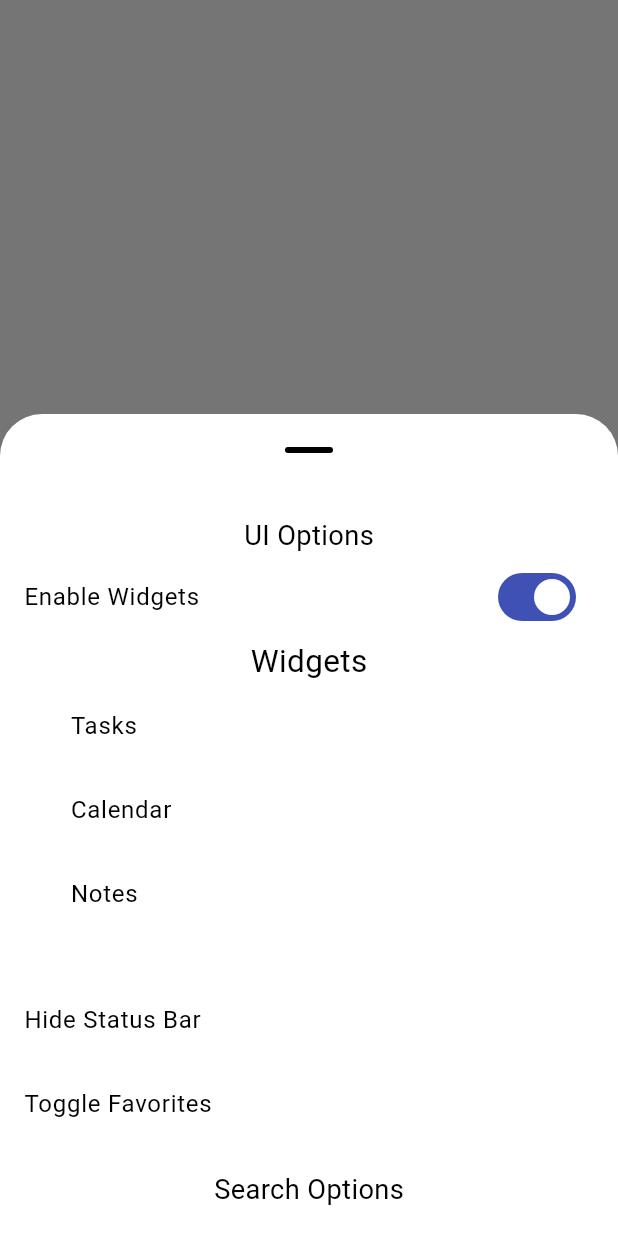
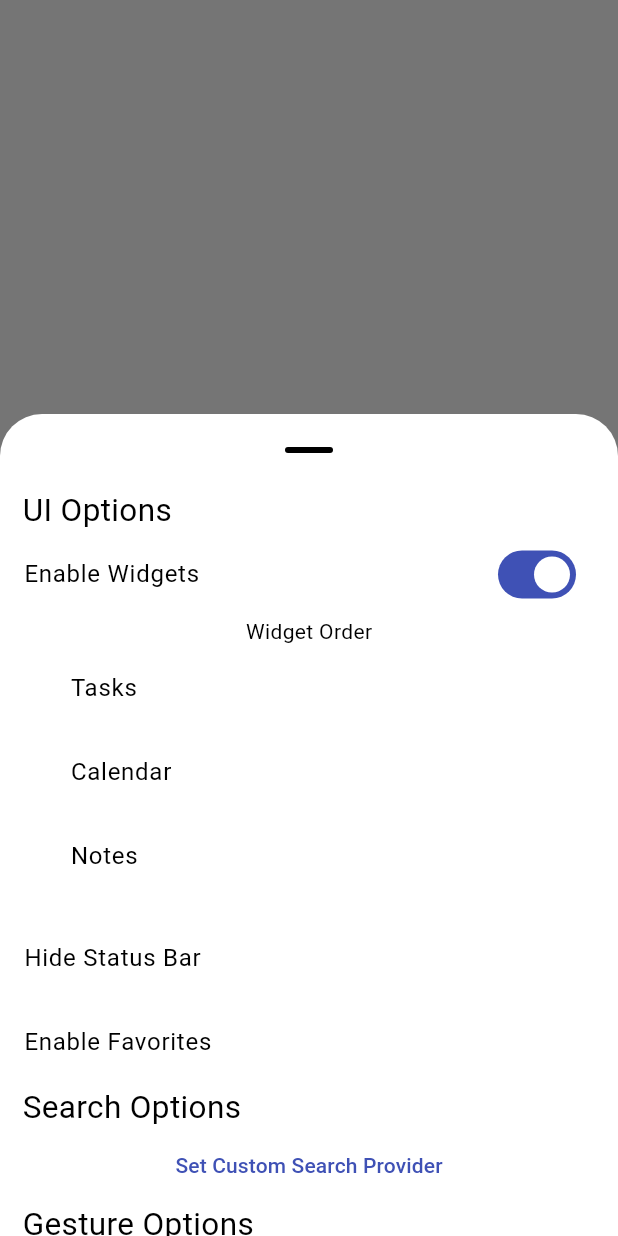
Before and after one commit to deathblade666/flutter_launcher, a Flutter app: the screen it shows after launch, after a tap on the "keyboard arrow up" icon, on a phone screen of 412 x 824 dp. Run offline on Flutter 3.47's test engine with Material 3 defaults, Android fonts, the phone set to English and light mode, and no system bars; drawn by our look-alikes of dynamic_color; our stand-ins replace date_format, shared_preferences, string_validator, table_calendar; missing offline and left inert: installed_apps, one_clock.

Commit message:
Added widgetOptions to settings

```diff
--- a/lib/modals/pageview.dart
+++ b/lib/modals/pageview.dart
@@ -33,6 +33,9 @@ class _pagesState extends State<pages> {
     if (restoreLastPage != 0){
       await Future.delayed(const Duration(milliseconds: 1));
       setState(()  {
+        if (restoreLastPage != null){
+          lastPage = restoreLastPage;
+        }
         _pageController.jumpToPage(1);
       });
     }
--- a/lib/pages/home.dart
+++ b/lib/pages/home.dart
@@ -12,7 +12,6 @@ import 'package:installed_apps/app_info.dart';
 import 'package:installed_apps/installed_apps.dart';
 import 'package:flutter/services.dart';
 import 'package:one_clock/one_clock.dart';
-import 'package:provider/provider.dart';
 import 'package:shared_preferences/shared_preferences.dart';
 import 'package:string_validator/string_validator.dart';
 import 'package:url_launcher/url_launcher.dart';
--- a/lib/pages/settings.dart
+++ b/lib/pages/settings.dart
@@ -192,13 +192,18 @@ class _settingeMenuState extends State<settingeMenu> {
       physics: const ScrollPhysics(),
       child:
       SizedBox(
-        height: 800,
+        height: 700,
         child:
       Column(
         mainAxisSize: MainAxisSize.min,
         children: [
-          const Padding(padding: EdgeInsets.only(top: 20)),
-          const Text("UI Options", textScaler: TextScaler.linear(1.3),),
+          const Align(
+            alignment: Alignment.topLeft,
+            child: Padding(padding: EdgeInsets.only(left: 15, top: 1),
+            child: Text("UI Options", textScaler: TextScaler.linear(1.5)),
+            ),
+          ),
+          //const Divider(endIndent: 290, indent: 10,),
           SwitchListTile(
             value: widgetsEnabled,
             title: const Text("Enable Widgets"),
@@ -210,8 +215,8 @@ class _settingeMenuState extends State<settingeMenu> {
               widget.prefs.setBool('EnableWidgets', value);
             }
           ),
+          const Text("Widget Order"),
           Widgetoptions(widget.prefs),
-          Divider(),
           SwitchListTile(
             value: statusBarToggle,
             onChanged: (value) {
@@ -225,7 +230,7 @@ class _settingeMenuState extends State<settingeMenu> {
             title: const Text("Hide Status Bar"),
           ),
           SwitchListTile(
-            title: const Text("Toggle Favorites"),
+            title: const Text("Enable Favorites"),
             value: pinApp,
             onChanged: (value){
               bool togglePinApp = value;
@@ -236,7 +241,7 @@ class _settingeMenuState extends State<settingeMenu> {
               widget.prefs.setBool("togglePin", value);
             }
             ),
-          const Divider(),
+          //const Divider(),
           Visibility(
             visible: pinApp,
             child: const Text("Favorites", textScaler: TextScaler.linear(1.3),)
@@ -302,11 +307,15 @@ class _settingeMenuState extends State<settingeMenu> {
           ),
           Visibility(
             visible: pinApp,
-            child: const Divider(),
+            child: const Divider(endIndent: 290, indent: 5,),
           ),
-          const Center(
-            child: Text("Search Options", textScaler: TextScaler.linear(1.3),)
+          const Align(alignment: Alignment.topLeft,
+            child: Padding(
+              padding: EdgeInsets.only(left: 15),
+              child: Text("Search Options", textScaler: TextScaler.linear(1.5)),
+            ),
           ),
+          //const Divider(endIndent: 250, indent: 10,),
           TextButton(
             onPressed: () {
               widget.prefs.reload();
@@ -349,15 +358,18 @@ class _settingeMenuState extends State<settingeMenu> {
               });
             },
             child: const Align(
-              alignment: Alignment.centerLeft,
+              alignment: Alignment.center,
               child: Text("Set Custom Search Provider")
             )
           ),
-          const Divider(),
+          //const Divider(),
           const Align(
-            alignment: Alignment.center,
-            child: Text("Gesture Options", textScaler: TextScaler.linear(1.3),),
+            alignment: Alignment.topLeft,
+            child: Padding(padding: EdgeInsets.only(left: 15),
+            child: Text("Gesture Options", textScaler: TextScaler.linear(1.5)),
+            )
           ),
+          //const Divider(endIndent: 240, indent: 10,),
           const Padding(padding: EdgeInsets.only(top: 15)),
           const Row(
             children: [
@@ -391,7 +403,7 @@ class _settingeMenuState extends State<settingeMenu> {
             ]
           ),
           const Expanded(child: Padding(padding: EdgeInsets.only(bottom: 1))),
-          const Divider(),
+          //const Divider(),
           Row(
             children: [
               TextButton(
--- a/lib/widgets/widget_options.dart
+++ b/lib/widgets/widget_options.dart
@@ -30,11 +30,12 @@ class _WidgetoptionsState extends State<Widgetoptions> {
   @override
   Widget build(BuildContext context) {
     return SizedBox(
-      height: 210,
+      height: 180,
       width: 350,
+      //color: Theme.of(context).colorScheme.onInverseSurface,
       child: Column(
         children: [
-          const Text("Widgets", textScaler: TextScaler.linear(1.5)),
+          //const Text("Widgets", textScaler: TextScaler.linear(1.5)),
           SizedBox(
             height: 160,
             child: StatefulBuilder(
@@ -65,7 +66,7 @@ class _WidgetoptionsState extends State<Widgetoptions> {
               }
             )
           ),
-          const Padding(padding: EdgeInsets.only(bottom: 15))
+          //const Padding(padding: EdgeInsets.only(bottom: 15))
         ],
       )
     );
```
